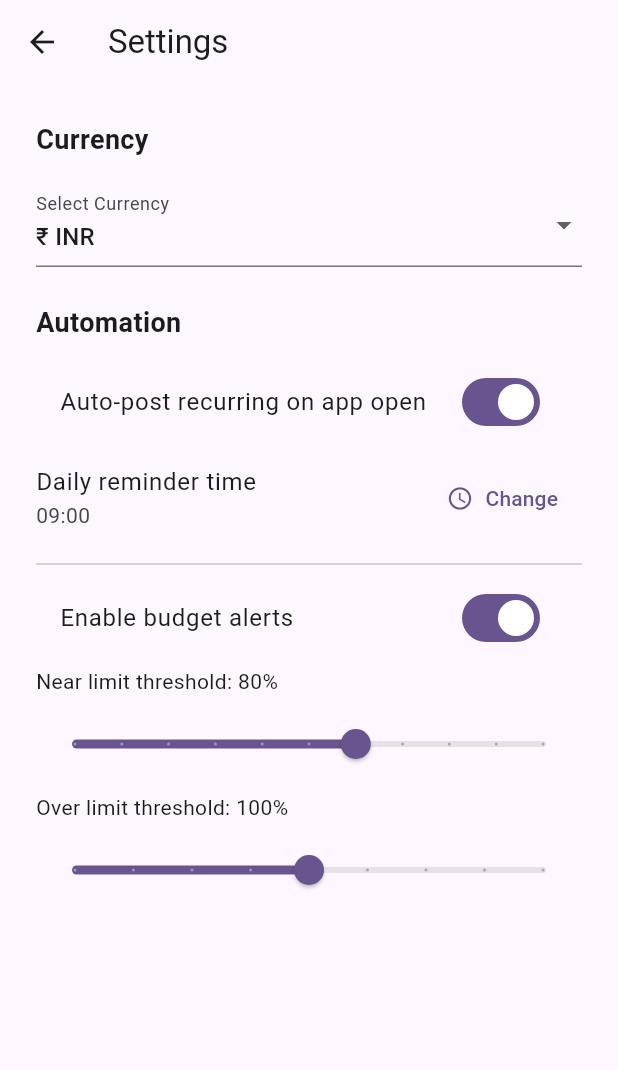
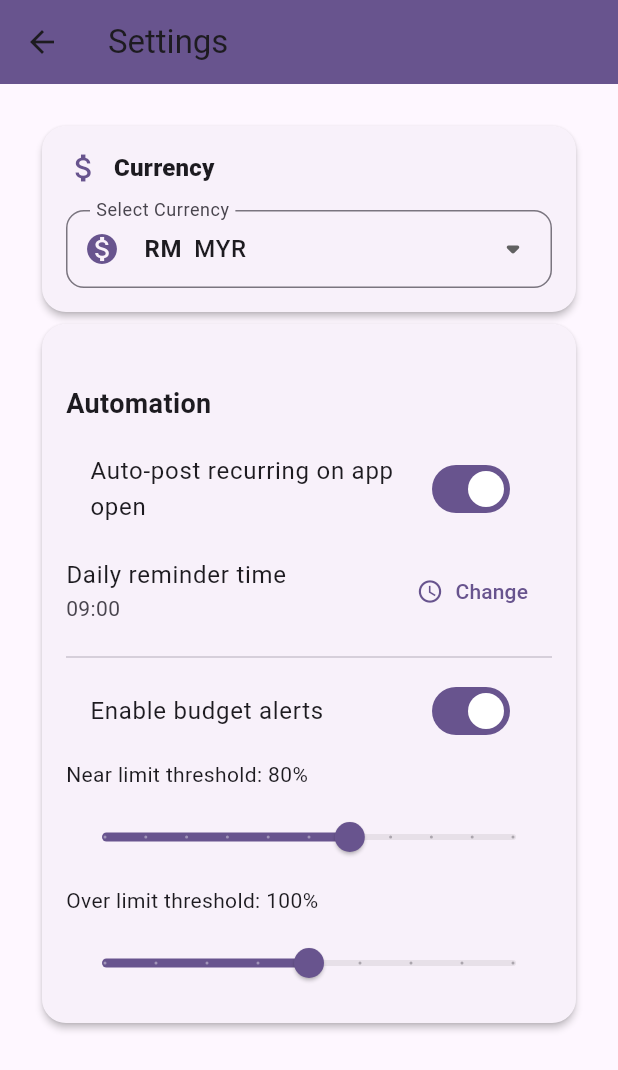
Before and after one commit to DrStoned007/household_budget_tracker, a Flutter app: the screen it shows after launch, after a tap on the "menu" icon, on a phone screen of 412 x 824 dp. Shown: the top 1070 px of the screen. Run offline on Flutter 3.47's test engine with Material 3 defaults, Android fonts, the phone set to English and light mode, and no system bars; our stand-ins replace fl_chart, flutter_local_notifications, flutter_native_timezone, hive, hive_flutter, timezone; accounts and stored records are empty.

Commit message:
Enhancement of the UI

```diff
--- /dev/null
+++ b/devtools_options.yaml
@@ -0,0 +1,3 @@
+description: This file stores settings for Dart & Flutter DevTools.
+documentation: https://docs.flutter.dev/tools/devtools/extensions#configure-extension-enablement-states
+extensions:
--- a/lib/pages/dashboard/dashboard_page.dart
+++ b/lib/pages/dashboard/dashboard_page.dart
@@ -100,6 +100,7 @@ class _DashboardPageState extends State<DashboardPage> {
                     allTransactions: provider.transactions,
                     month: _selectedMonth,
                     currencySymbol: currencySymbol,
+                    showTopCategories: false,
                   ),
                   const SizedBox(height: 16),
                   Row(
@@ -136,7 +137,7 @@ class _DashboardPageState extends State<DashboardPage> {
                   const SizedBox(height: 24),
                   if (provider.isLoading)
                     _DashboardSkeleton()
-                  else if (transactions.isNotEmpty)
+                  else if (transactions.isNotEmpty) ...[
                     Card(
                       elevation: 2,
                       shape: RoundedRectangleBorder(borderRadius: BorderRadius.circular(16)),
@@ -167,6 +168,15 @@ class _DashboardPageState extends State<DashboardPage> {
                         ),
                       ),
                     ),
+                    const SizedBox(height: 16),
+                    BudgetOverviewWidget(
+                      monthlyTransactions: transactions,
+                      allTransactions: provider.transactions,
+                      month: _selectedMonth,
+                      currencySymbol: currencySymbol,
+                      showOnlyTopCategories: true,
+                    ),
+                  ],
                   if (!provider.isLoading && transactions.isEmpty)
                     Card(
                       shape: RoundedRectangleBorder(borderRadius: BorderRadius.circular(16)),
--- a/lib/pages/settings/settings_page.dart
+++ b/lib/pages/settings/settings_page.dart
@@ -154,29 +154,72 @@ class _SettingsPageState extends State<SettingsPage> {
 
   @override
   Widget build(BuildContext context) {
+    final theme = Theme.of(context);
     return Scaffold(
-      appBar: AppBar(title: const Text('Settings')),
-      body: Padding(
+      appBar: AppBar(
+        title: const Text('Settings'),
+        backgroundColor: theme.colorScheme.primary,
+        elevation: 2,
+      ),
+      body: ListView(
         padding: const EdgeInsets.all(24.0),
+        children: [
+          Card(
+            elevation: 2,
+            shape: RoundedRectangleBorder(borderRadius: BorderRadius.circular(16)),
+            child: Padding(
+              padding: const EdgeInsets.all(16.0),
               child: Column(
                 crossAxisAlignment: CrossAxisAlignment.start,
                 children: [
-            const Text('Currency', style: TextStyle(fontSize: 18, fontWeight: FontWeight.bold)),
+                  Row(
+                    children: [
+                      Icon(Icons.attach_money, color: theme.colorScheme.primary),
+                      const SizedBox(width: 8),
+                      Text('Currency', style: theme.textTheme.titleMedium?.copyWith(fontWeight: FontWeight.w800)),
+                    ],
+                  ),
                   const SizedBox(height: 16),
                   DropdownButtonFormField<CurrencyModel>(
                     value: _selectedCurrency,
-              decoration: const InputDecoration(labelText: 'Select Currency'),
+                    decoration: InputDecoration(
+                      labelText: 'Select Currency',
+                      border: OutlineInputBorder(
+                        borderRadius: BorderRadius.circular(12),
+                      ),
+                      prefixIcon: Icon(Icons.monetization_on, color: theme.colorScheme.primary),
+                      contentPadding: const EdgeInsets.symmetric(horizontal: 16, vertical: 14),
+                    ),
+                    icon: const Icon(Icons.arrow_drop_down_rounded, size: 28),
+                    style: theme.textTheme.bodyLarge,
+                    dropdownColor: theme.colorScheme.surface,
                     items: currencyOptions.map((currency) => DropdownMenuItem(
                       value: currency,
-                child: Text('${currency.symbol} ${currency.code}'),
+                      child: Row(
+                        children: [
+                          Text(currency.symbol, style: const TextStyle(fontWeight: FontWeight.bold)),
+                          const SizedBox(width: 8),
+                          Text(currency.code, style: const TextStyle(fontWeight: FontWeight.w500)),
+                        ],
+                      ),
                     )).toList(),
                     onChanged: (val) {
                       if (val != null) _changeCurrency(val);
                     },
                   ),
-            _buildAutomationSection(),
                 ],
               ),
+            ),
+          ),
+          Card(
+            elevation: 2,
+            shape: RoundedRectangleBorder(borderRadius: BorderRadius.circular(16)),
+            child: Padding(
+              padding: const EdgeInsets.all(16.0),
+              child: _buildAutomationSection(),
+            ),
+          ),
+        ],
       ),
     );
   }
--- a/lib/services/currency_service.dart
+++ b/lib/services/currency_service.dart
@@ -6,8 +6,8 @@ class CurrencyService {
 
   static CurrencyModel getCurrent() {
     if (_box.isEmpty) {
-      // Default to INR
-      final defaultCurrency = CurrencyModel(code: 'INR', symbol: '₹');
+      // Default to MYR
+      final defaultCurrency = CurrencyModel(code: 'MYR', symbol: 'RM');
       _box.put('selected', defaultCurrency);
       return defaultCurrency;
     }
```
Also changed, not shown: lib/core/constants/category_visuals.dart (added, +25 -0 lines), lib/core/widgets/budget_overview_widget.dart (+30 -21 lines), lib/pages/budget/budget_page.dart (+81 -27 lines), lib/pages/transactions/add_transaction_page.dart (+7 -1 lines). Lines whose indentation alone changed are shown as unchanged.
